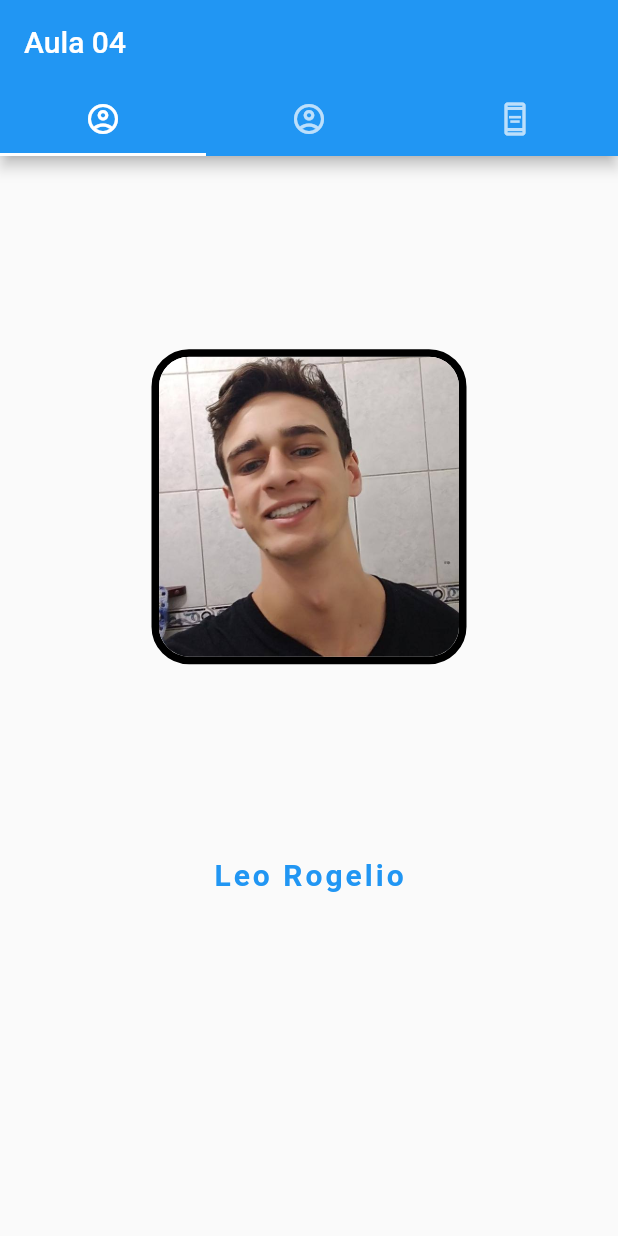
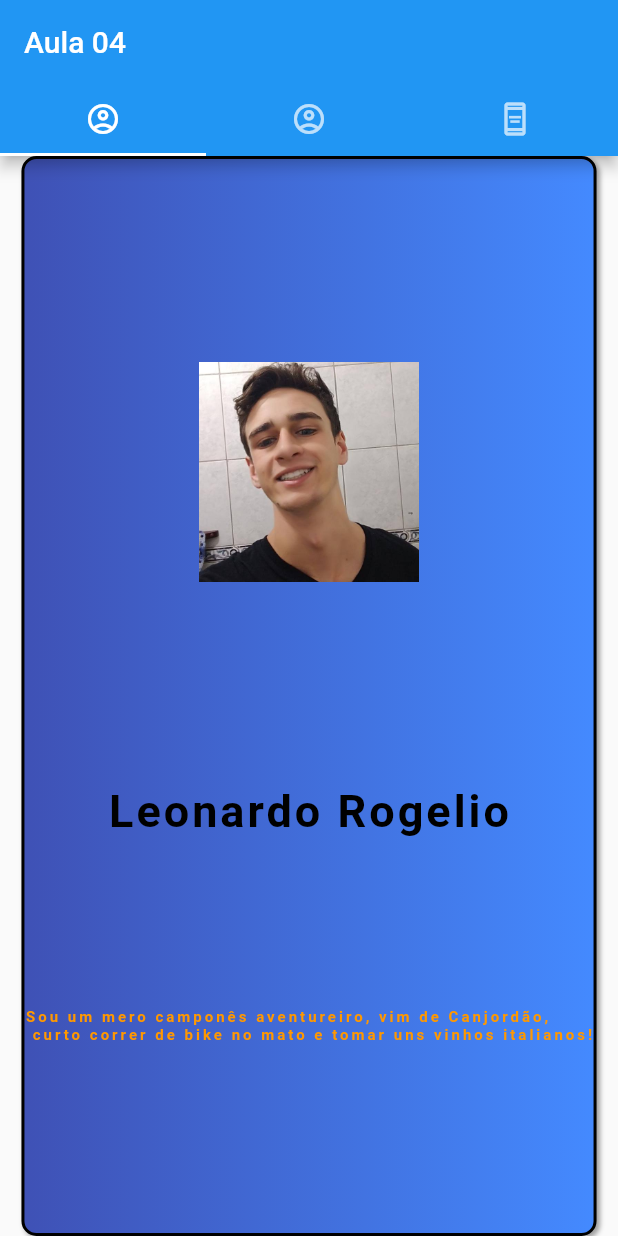
Before and after one commit to LeoRogelioSilva/Flutter, a Flutter app: the screen it shows after launch, on a phone screen of 412 x 824 dp. Run offline on Flutter 3.47's test engine with Material 2 defaults, Android fonts, the phone set to English and light mode, and no system bars; our stand-ins replace animate_do, email_validator, get.

Commit message:
parte leo + pasta util

```diff
--- a/atividade2/lib/screens/tela_leo.dart
+++ b/atividade2/lib/screens/tela_leo.dart
@@ -1,4 +1,6 @@
 import 'package:flutter/material.dart';
+import 'package:animate_do/animate_do.dart';
+import '../util/constants.dart';
 
 class LeoScreen extends StatelessWidget {
   const LeoScreen({super.key});
@@ -6,35 +8,60 @@ class LeoScreen extends StatelessWidget {
   @override
   Widget build(BuildContext context) {
     return Center(
+      child: Container(
+        decoration: BoxDecoration(
+          color: Colors.blueAccent,
+          border: Border.all(
+            color: Colors.black,
+            width: 2.0,
+          ),
+          borderRadius: BorderRadius.circular(10.0),
+          gradient:
+              const LinearGradient(colors: [Colors.indigo, Colors.blueAccent]),
+          boxShadow: const [
+            BoxShadow(
+              color: Colors.grey,
+              blurRadius: 2.0,
+              offset: Offset(2.0, 2.0),
+            )
+          ],
+        ),
         child: Column(
           mainAxisAlignment: MainAxisAlignment.spaceEvenly,
           children: <Widget>[
             Container(
               margin: const EdgeInsets.all(20),
-            decoration: BoxDecoration(
-              borderRadius: BorderRadius.circular(25),
-              border: Border.all(
-                color: Colors.black,
-                width: 5.0,
-              ),
-            ),
-            child: ClipRRect(
-              borderRadius: BorderRadius.circular(20),
+              child: Positioned(
+                left: 15,
+                child: FadeInDown(
+                  delay: const Duration(milliseconds: 1),
+                  child: Spin(
+                    delay: const Duration(milliseconds: 1000),
+                    child: SizedBox(
+                      width: w / 2.8,
+                      height: h / 5.5,
+                      child: Center(
                         child: Image.asset(
                           'assets/images/pp.jpg',
-                width: 200,
+                          fit: BoxFit.cover,
                         ),
                       ),
                     ),
-          const Text("Leo Rogelio",
+                  ),
+                ),
+              ),
+            ),
+            const Text(
+              "Leonardo Rogelio",
               style: TextStyle(
-                fontSize: 20,
+                fontSize: 30,
                 fontWeight: FontWeight.bold,
-                color: Colors.blue,
+                color: Colors.black,
                 letterSpacing: 2, // Default is one
-              )),
+              ),
+            ),
             const Text(
-            "",
+              "Sou um mero camponês aventureiro, vim de Canjordão,\n curto correr de bike no mato e tomar uns vinhos italianos!\n",
               style: TextStyle(
                   fontSize: 10,
                   color: Colors.orange,
@@ -43,6 +70,7 @@ class LeoScreen extends StatelessWidget {
             ),
           ],
         ),
+      ),
     );
   }
 }
--- /dev/null
+++ b/atividade2/lib/util/constants.dart
@@ -0,0 +1,4 @@
+import 'package:get/get.dart';
+
+final w = Get.width;
+final h = Get.height;
--- a/atividade2/pubspec.yaml
+++ b/atividade2/pubspec.yaml
@@ -38,6 +38,8 @@ dependencies:
   cupertino_icons: ^1.0.2
   lottie: ^1.4.3
   email_validator: ^2.1.17
+  animate_do: ^2.1.0
+  get: ^4.6.5
 
 dev_dependencies:
   flutter_test:
```
Also changed, not shown: atividade2/pubspec.lock, 1 other file. Lines whose indentation alone changed are shown as unchanged.
